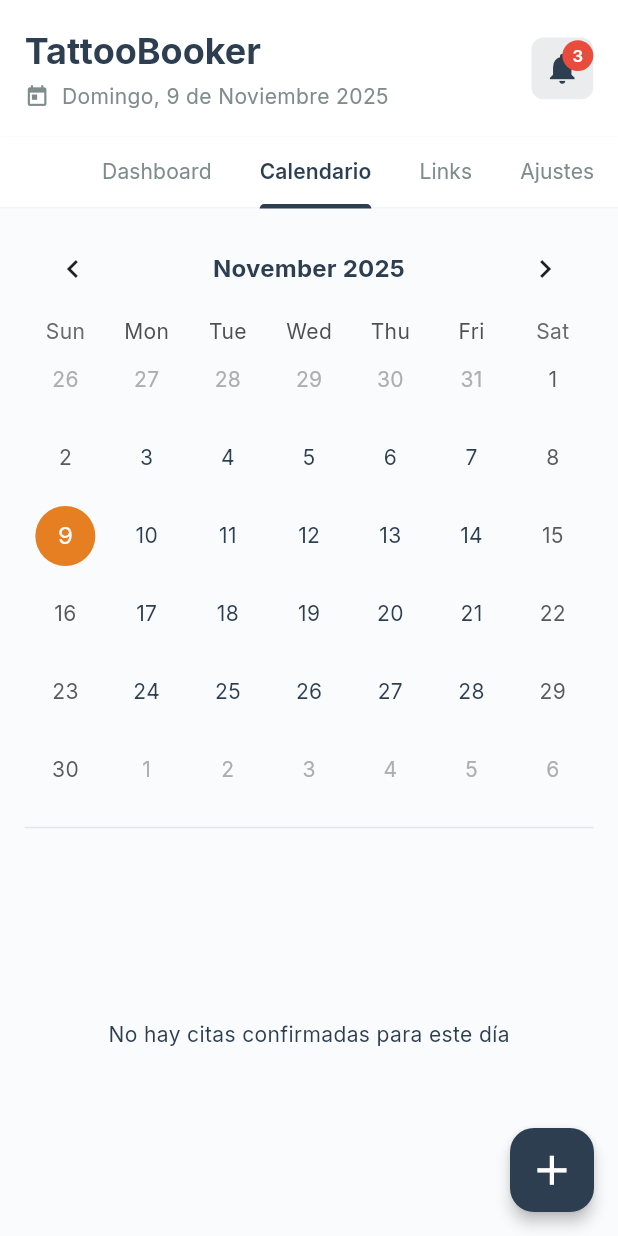
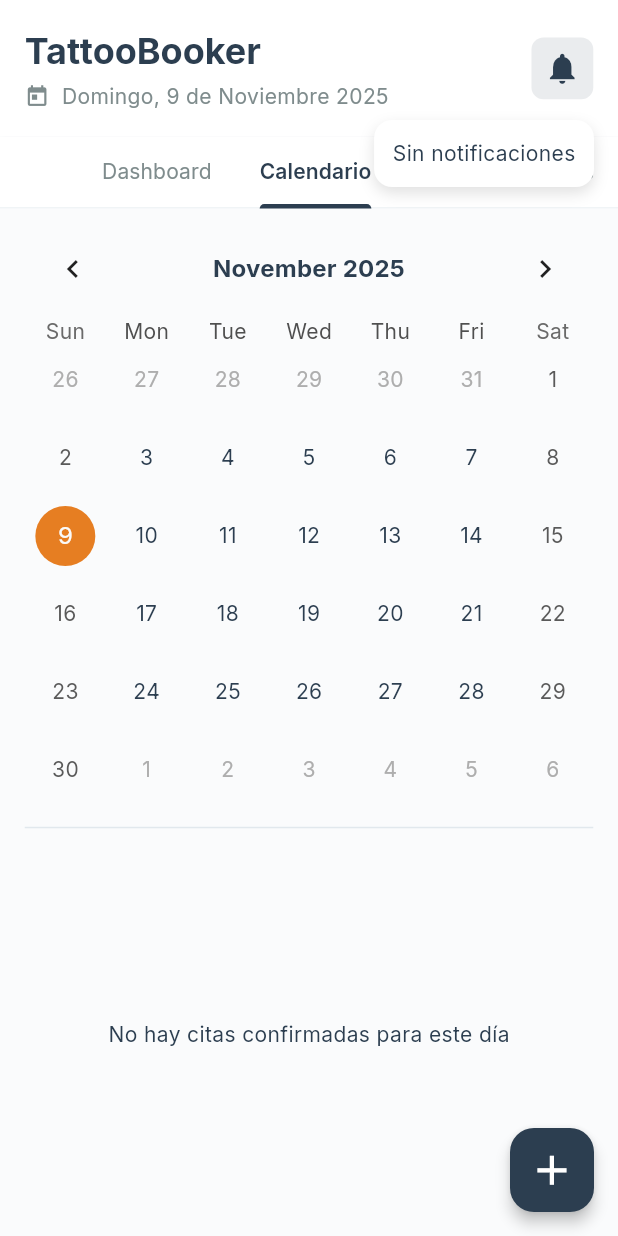
Before and after one commit to kytronApps/tattooBooker, a Flutter app: the AppointmentDashboard screen opened by its route, tab 2 chosen, after a tap on the "notifications" icon, on a phone screen of 412 x 824 dp. Run offline on Flutter 3.47's test engine with Material 3 defaults, Android fonts, the phone set to English and light mode, and no system bars; drawn by our look-alikes of table_calendar; our stand-ins replace cloud_firestore, connectivity_plus, firebase_auth, firebase_core, flutter_slidable, flutter_svg and 4 more; missing offline and left inert: device_calendar; accounts and stored records are empty; network calls fail.

```diff
--- a/lib/screens/appointment_dashboard.dart
+++ b/lib/screens/appointment_dashboard.dart
@@ -6,14 +6,13 @@
 import '../services/calendar_sync_service.dart';
 import '../services/appointment_actions_service.dart';
 import '../screens/settings_management_screen.dart';
-
 import '../../core/app_export.dart';
 import '../widgets/appointment_card_widget.dart';
 import '../widgets/dashboard_header_widget.dart';
 import '../widgets/date_section_widget.dart';
 import '../widgets/empty_state_widget.dart';
 import '../widgets/search_bar_widget.dart';
-import '../widgets/sync_indicator_widget.dart';
+import '../widgets/notifications_dropdown_widget.dart';
 import '../screens/calendar_management_screen.dart';
 
 class AppointmentDashboard extends StatefulWidget {
@@ -34,22 +33,27 @@
 
   final FirebaseFirestore _firestore = FirebaseFirestore.instance;
   final CalendarSyncService _calendarService = CalendarSyncService();
-  final AppointmentActionsService _appointmentService = AppointmentActionsService();
+  final AppointmentActionsService _appointmentService =
+      AppointmentActionsService();
 
   List<Map<String, dynamic>> _appointments = [];
   List<Map<String, dynamic>> _filteredAppointments = [];
+  List<Map<String, dynamic>> _notifications = [];
+  List<String> _knownAppointments = [];
+  OverlayEntry? _notificationsOverlay;
 
   @override
   void initState() {
     super.initState();
     _tabController = TabController(length: 4, vsync: this);
-    _listenAppointmentsRealtime(); // 🔥 Escucha en tiempo real
+    _listenAppointmentsRealtime();
     _simulateNetworkStatus();
   }
 
   @override
   void dispose() {
     _tabController.dispose();
+    _notificationsOverlay?.remove();
     super.dispose();
   }
 
@@ -66,6 +70,18 @@
         return data;
       }).toList();
 
+      // 🔍 Detectar nuevas citas
+      final newAppointments =
+          appointments.where((a) => !_knownAppointments.contains(a['id']));
+
+      for (var newA in newAppointments) {
+        if (newA['status'] == 'pendiente') {
+          _showNewAppointmentNotification(newA);
+        }
+      }
+
+      _knownAppointments = appointments.map((a) => a['id'] as String).toList();
+
       setState(() {
         _appointments = appointments;
         _filteredAppointments = _applySearchFilter(appointments, _searchQuery);
@@ -73,7 +89,27 @@
     });
   }
 
-  // 🔍 Filtrado por búsqueda
+  // 🧭 Mostrar notificación visual y añadir a la bandeja
+  void _showNewAppointmentNotification(Map<String, dynamic> appointment) {
+    final clientName = appointment['clientName'] ?? 'Cliente';
+    final time = appointment['time'] ?? '';
+    final date = appointment['date'] ?? '';
+
+    Fluttertoast.showToast(
+      msg: "📩 Nueva cita de $clientName el $date a las $time",
+      backgroundColor: AppTheme.infoColor,
+      textColor: Colors.white,
+      gravity: ToastGravity.TOP,
+    );
+
+    HapticFeedback.mediumImpact();
+
+    setState(() {
+      _notifications.insert(0, appointment);
+    });
+  }
+
+  // 🗂 Filtrado por búsqueda
   List<Map<String, dynamic>> _applySearchFilter(
       List<Map<String, dynamic>> list, String query) {
     if (query.isEmpty) return List.from(list);
@@ -152,6 +188,67 @@
     return {for (var k in sortedKeys) k: grouped[k]!};
   }
 
+  // 🔔 Mostrar / Ocultar panel de notificaciones
+  void _toggleNotificationsPanel(BuildContext context) {
+    if (_notificationsOverlay != null) {
+      _notificationsOverlay!.remove();
+      _notificationsOverlay = null;
+      return;
+    }
+
+    final overlay = Overlay.of(context);
+    _notificationsOverlay = OverlayEntry(
+      builder: (context) => Positioned(
+        top: 80,
+        right: 16,
+        child: Material(
+          color: Colors.transparent,
+          child: NotificationsDropdownWidget(
+            notifications: _notifications,
+            onView: _openAppointmentDetails,
+            onDelete: (id) {
+              setState(() {
+                _notifications.removeWhere((n) => n['id'] == id);
+              });
+            },
+          ),
+        ),
+      ),
+    );
+
+    overlay.insert(_notificationsOverlay!);
+  }
+
+  // 🔍 Ver detalles de cita
+  void _openAppointmentDetails(Map<String, dynamic> appointment) {
+    showDialog(
+      context: context,
+      builder: (context) {
+        return AlertDialog(
+          title: const Text("Detalles de la cita"),
+          content: Column(
+            mainAxisSize: MainAxisSize.min,
+            crossAxisAlignment: CrossAxisAlignment.start,
+            children: [
+              Text("👤 Cliente: ${appointment['clientName']}"),
+              Text("📞 Teléfono: ${appointment['phone'] ?? '—'}"),
+              Text("💬 Servicio: ${appointment['serviceType']}"),
+              Text("📅 Fecha: ${appointment['date']}"),
+              Text("⏰ Hora: ${appointment['time']}"),
+              Text("⚙️ Estado: ${appointment['status']}"),
+            ],
+          ),
+          actions: [
+            TextButton(
+              onPressed: () => Navigator.pop(context),
+              child: const Text("Cerrar"),
+            ),
+          ],
+        );
+      },
+    );
+  }
+
   @override
   Widget build(BuildContext context) {
     final groupedAppointments = _groupAppointmentsByDate();
@@ -165,18 +262,34 @@
             currentDate: (() {
               final now = DateTime.now();
               const days = [
-                'Lunes', 'Martes', 'Miércoles', 'Jueves', 'Viernes', 'Sábado', 'Domingo'
+                'Lunes',
+                'Martes',
+                'Miércoles',
+                'Jueves',
+                'Viernes',
+                'Sábado',
+                'Domingo'
               ];
               const months = [
-                'Enero', 'Febrero', 'Marzo', 'Abril', 'Mayo', 'Junio',
-                'Julio', 'Agosto', 'Septiembre', 'Octubre', 'Noviembre', 'Diciembre'
+                'Enero',
+                'Febrero',
+                'Marzo',
+                'Abril',
+                'Mayo',
+                'Junio',
+                'Julio',
+                'Agosto',
+                'Septiembre',
+                'Octubre',
+                'Noviembre',
+                'Diciembre'
               ];
               final dayName = days[(now.weekday - 1) % 7];
               final monthName = months[(now.month - 1) % 12];
               return '$dayName, ${now.day} de $monthName ${now.year}';
             })(),
-            notificationCount: 3,
-            onNotificationTap: () {},
+            notificationCount: _notifications.length,
+            onNotificationTap: () => _toggleNotificationsPanel(context),
           ),
           Container(
             color: AppTheme.lightTheme.colorScheme.surface,
@@ -198,13 +311,6 @@
                 // 🗓 Dashboard principal
                 Column(
                   children: [
-                    if (!_isOnline || _isSyncing)
-                      SyncIndicatorWidget(
-                        isOnline: _isOnline,
-                        isSyncing: _isSyncing,
-                        lastSyncTime: _lastSyncTime,
-                        onRetrySync: _refreshAppointments,
-                      ),
                     SearchBarWidget(
                       isExpanded: _isSearchExpanded,
                       onToggle: () =>
@@ -239,34 +345,36 @@
                               onRefresh: _refreshAppointments,
                               color: AppTheme.lightTheme.colorScheme.primary,
                               child: ListView.builder(
-                                physics: const AlwaysScrollableScrollPhysics(),
+                                physics:
+                                    const AlwaysScrollableScrollPhysics(),
                                 itemCount: groupedAppointments.length,
                                 itemBuilder: (context, index) {
-                                  final date =
-                                      groupedAppointments.keys.elementAt(index);
+                                  final date = groupedAppointments.keys
+                                      .elementAt(index);
                                   final appointments =
                                       groupedAppointments[date]!;
                                   final first = appointments.first;
 
                                   return Column(
-                                    crossAxisAlignment: CrossAxisAlignment.start,
+                                    crossAxisAlignment:
+                                        CrossAxisAlignment.start,
                                     children: [
                                       DateSectionWidget(
                                         date: date,
-                                        dayOfWeek: first['dayOfWeek'] ?? '',
-                                        appointmentCount: appointments.length,
+                                        dayOfWeek:
+                                            first['dayOfWeek'] ?? '',
+                                        appointmentCount:
+                                            appointments.length,
                                       ),
                                       ...appointments.map(
                                         (a) => AppointmentCardWidget(
                                           appointment: a,
-                                          // 🔹 Cancelar → mover al histórico
                                           onCancel: () async {
                                             await _appointmentService
                                                 .cancelAppointment(
                                                     context, a['id']);
                                             await _moveToHistory(a);
                                           },
-                                          // 🔹 Eliminar
                                           onDelete: () async {
                                             await _appointmentService
                                                 .deleteAppointment(
@@ -304,7 +412,8 @@
                   );
                 }
               },
-        backgroundColor: AppTheme.lightTheme.colorScheme.primary,
+              backgroundColor:
+                  AppTheme.lightTheme.colorScheme.primary,
               child: Icon(
                 Icons.add,
                 color: AppTheme.lightTheme.colorScheme.onPrimary,
--- /dev/null
+++ b/lib/widgets/notifications_dropdown_widget.dart
@@ -0,0 +1,78 @@
+import 'package:flutter/material.dart';
+import 'package:sizer/sizer.dart';
+import '../../core/app_export.dart';
+
+class NotificationsDropdownWidget extends StatelessWidget {
+  final List<Map<String, dynamic>> notifications;
+  final Function(Map<String, dynamic>) onView;
+  final Function(String) onDelete;
+
+  const NotificationsDropdownWidget({
+    super.key,
+    required this.notifications,
+    required this.onView,
+    required this.onDelete,
+  });
+
+  @override
+  Widget build(BuildContext context) {
+    if (notifications.isEmpty) {
+      return Container(
+        padding: EdgeInsets.all(3.w),
+        decoration: BoxDecoration(
+          color: Colors.white,
+          borderRadius: BorderRadius.circular(AppTheme.borderRadiusLarge),
+          boxShadow: [
+            BoxShadow(
+              color: Colors.black12,
+              blurRadius: 8,
+              offset: const Offset(0, 4),
+            ),
+          ],
+        ),
+        child: const Text("Sin notificaciones"),
+      );
+    }
+
+    return Container(
+      width: 80.w,
+      constraints: BoxConstraints(maxHeight: 50.h),
+      padding: EdgeInsets.all(2.w),
+      decoration: BoxDecoration(
+        color: Colors.white,
+        borderRadius: BorderRadius.circular(AppTheme.borderRadiusLarge),
+        boxShadow: [
+          BoxShadow(
+            color: Colors.black26,
+            blurRadius: 12,
+            offset: const Offset(0, 5),
+          ),
+        ],
+      ),
+      child: ListView.builder(
+        itemCount: notifications.length,
+        shrinkWrap: true,
+        itemBuilder: (context, index) {
+          final notif = notifications[index];
+          return ListTile(
+            leading: const Icon(Icons.notifications, color: Colors.black54),
+            title: Text(
+              notif['clientName'] ?? 'Cliente',
+              style: const TextStyle(fontWeight: FontWeight.bold),
+            ),
+            subtitle: Text(
+              "📅 ${notif['date']}  ⏰ ${notif['time']}",
+              style: const TextStyle(fontSize: 13),
+            ),
+            trailing: IconButton(
+              icon:
+                  const Icon(Icons.delete_outline, color: Colors.redAccent),
+              onPressed: () => onDelete(notif['id']),
+            ),
+            onTap: () => onView(notif),
+          );
+        },
+      ),
+    );
+  }
+}
```
Also changed, not shown: lib/screens/links_management_screen.dart (added, +74 -0 lines). Lines whose indentation alone changed are shown as unchanged.
